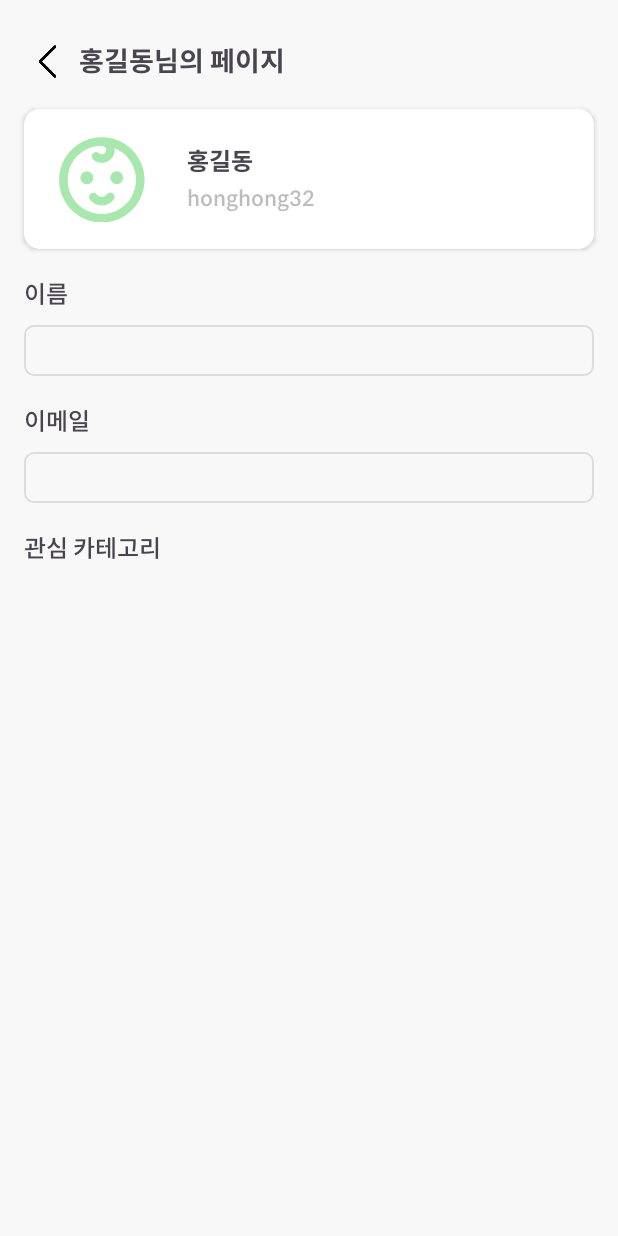
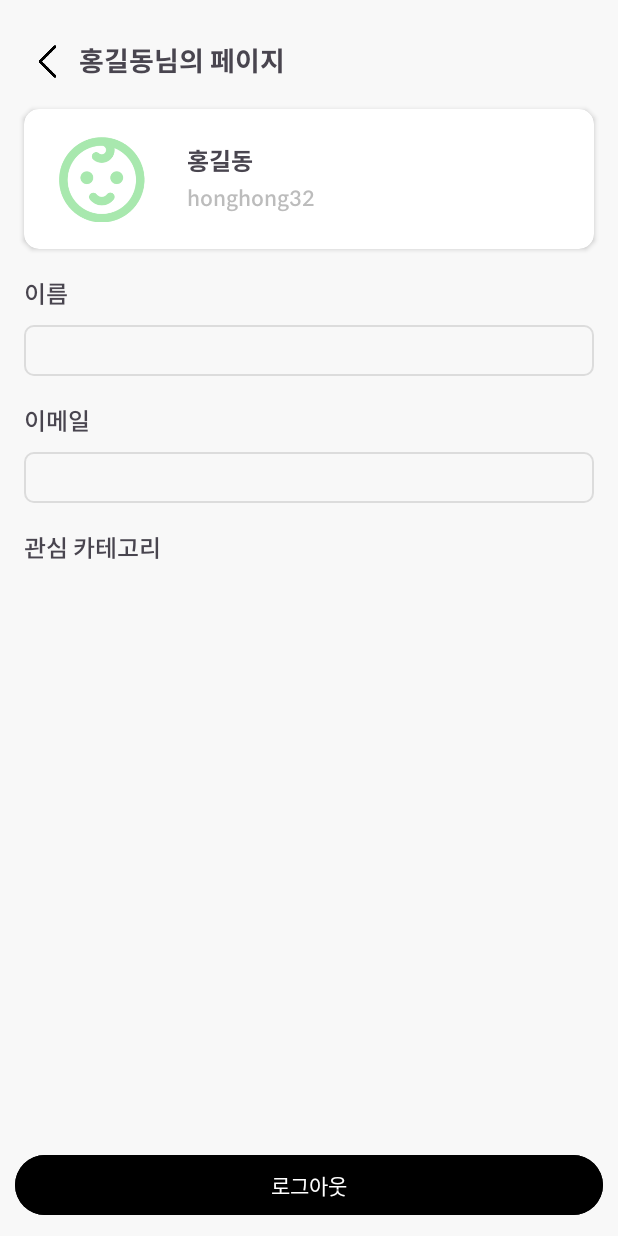
Before and after one commit to bongbub/MOJARAM_C, an Android app built with Jetpack Compose: the ProfileSettingActivity screen opened directly, with no data from a screen before it, on a phone screen of 412 x 824 dp. Run offline under Robolectric (Android 15) with nearby library versions, the phone set to English and light mode, and no system bars; our stand-ins replace Firebase (no records; nobody signed in at launch, a user with empty details on screens opened directly), FlexboxLayout, data binding; 1 statement that could not run was skipped.

Commit message:
로그아웃 버튼 구현 (마이페이지 세부 페이지에 있음)

```diff
--- a/app/src/main/java/com/example/mojaram/mypage/ProfileSettingActivity.kt
+++ b/app/src/main/java/com/example/mojaram/mypage/ProfileSettingActivity.kt
@@ -1,14 +1,23 @@
 package com.example.mojaram.mypage
 
+import android.content.Intent
 import android.os.Bundle
+import android.util.Log
+import android.widget.Button
 import androidx.appcompat.app.AppCompatActivity
+import com.example.mojaram.LogInActivity
+import com.example.mojaram.R
 import com.example.mojaram.databinding.ActivityProfileSettingBinding
 import com.example.mojaram.utils.HorizontalRecylerViewDivider
 import com.google.android.flexbox.FlexDirection
 import com.google.android.flexbox.FlexWrap
 import com.google.android.flexbox.FlexboxLayoutManager
+import com.google.firebase.auth.FirebaseAuth
 
 class ProfileSettingActivity: AppCompatActivity() {
+    // Firebase auth 사용하기 위해
+    var auth: FirebaseAuth? = null
+
     private lateinit var binding: ActivityProfileSettingBinding
     private val categories = listOf(
         "부분탈모", "남성", "인조모", "인모"
@@ -25,7 +34,23 @@ class ProfileSettingActivity: AppCompatActivity() {
             finish()
         }
         setInterestCategories()
+
+        auth = FirebaseAuth.getInstance()
+
+        val logoutbtn : Button = findViewById(R.id.logoutbtn)
+
+
+        logoutbtn.setOnClickListener {
+            // 로그아웃 버튼을 눌렀을 때 로그아웃
+            FirebaseAuth.getInstance().signOut()
+            val intent = Intent(this, LogInActivity::class.java)
+            Log.d("ProfilesettingActivity","Logout")
+            startActivity(intent)
+            finish()
+        }
     }
+
+
 
     private fun setInterestCategories() {
         binding.recyclerviewCategories.run {
--- a/app/src/main/res/layout/activity_profile_setting.xml
+++ b/app/src/main/res/layout/activity_profile_setting.xml
@@ -166,5 +166,17 @@
             app:layout_constraintTop_toBottomOf="@id/textview_interest_category"
             app:layout_constraintStart_toStartOf="parent"/>
 
+        <Button
+            android:id="@+id/logoutbtn"
+            android:layout_width="match_parent"
+            android:layout_height="wrap_content"
+            android:layout_margin="10dp"
+            android:layout_marginBottom="30dp"
+            android:text="로그아웃"
+            android:backgroundTint="@color/black"
+            app:layout_constraintBottom_toBottomOf="parent"
+            app:layout_constraintStart_toStartOf="@id/recyclerview_categories"/>
+
+
     </androidx.constraintlayout.widget.ConstraintLayout>
 </layout>
--- a/build.gradle.kts
+++ b/build.gradle.kts
@@ -3,6 +3,10 @@ buildscript {
         classpath("com.google.gms:google-services:4.4.0")
         classpath("com.google.dagger:hilt-android-gradle-plugin:2.48")
         classpath ("com.google.gms:google-services:4.3.15")
+    }
+    repositories{
+        google()
+        mavenCentral()
     }
 }
 // Top-level build file where you can add configuration options common to all sub-projects/modules.
```
